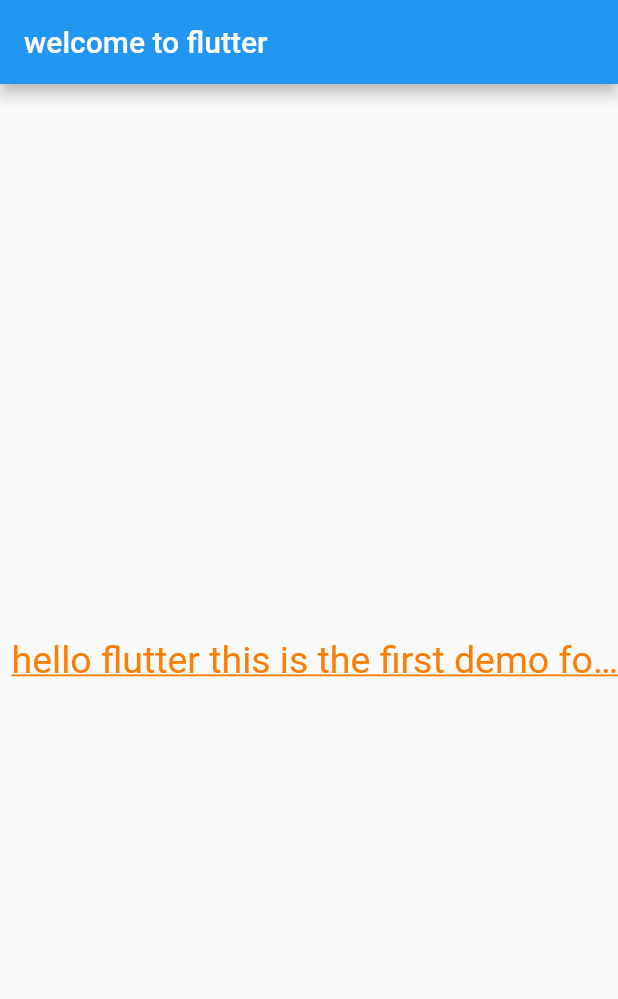
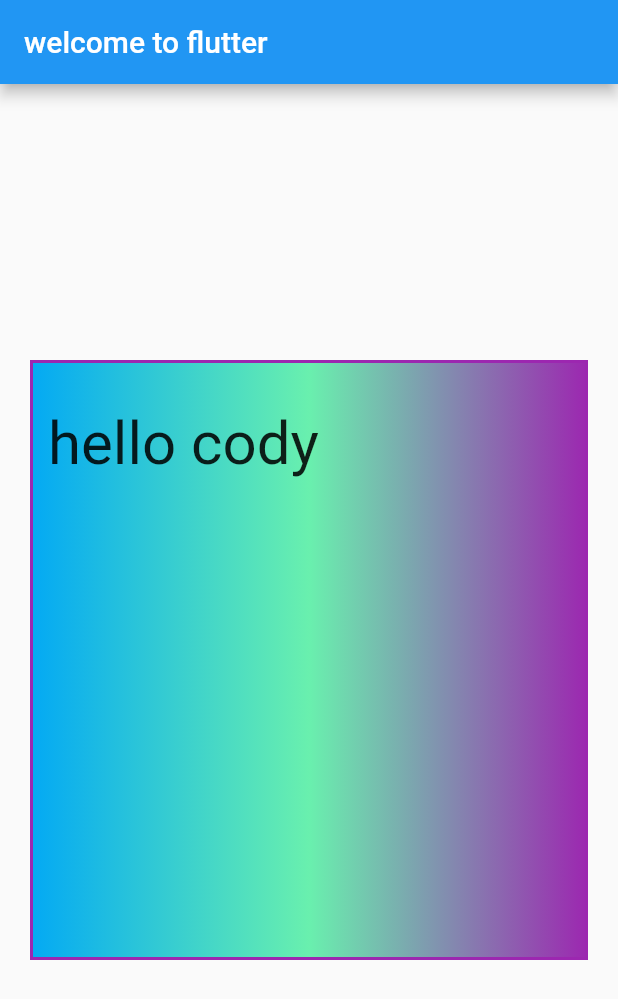
Before and after one commit to mxiaole/flutter-demo, a Flutter app: the screen it shows after launch, on a phone screen of 412 x 824 dp. Shown: the top 999 px of the screen. Run offline on Flutter 3.47's test engine with Material 2 defaults, Android fonts, the phone set to English and light mode, and no system bars.

Commit message:
add Container Widget

```diff
--- a/helloworld_demo/lib/main.dart
+++ b/helloworld_demo/lib/main.dart
@@ -12,18 +12,40 @@ class MyApp extends StatelessWidget {
           title: Text('welcome to flutter'),
         ),
         body: Center(
-          child: Text(
-              'hello flutter this is the first demo for me to create a file hehehehheheheeheheh',
-              textAlign: TextAlign.right, // 设置内容的对齐方式
-              maxLines: 1, // 设置最大显示的行数
-              overflow: TextOverflow
-                  .ellipsis, // 设置显示一行时，溢出的部分的显示方式, 此处设置字符超出一行使用省略号代替
-              style: TextStyle(
-                  // 设置文本的样式
-                  fontSize: 25.0,
-                  color: Color.fromARGB(255, 255, 125, 1),
-                  decoration: TextDecoration.underline,
-                  decorationStyle: TextDecorationStyle.solid)),
+          // 1. Text Widget使用
+          // child: Text(
+          //     'hello flutter this is the first demo for me to create a file hehehehheheheeheheh',
+          //     textAlign: TextAlign.right, // 设置内容的对齐方式
+          //     maxLines: 1, // 设置最大显示的行数
+          //     overflow: TextOverflow
+          //         .ellipsis, // 设置显示一行时，溢出的部分的显示方式, 此处设置字符超出一行使用省略号代替
+          //     style: TextStyle(
+          //         // 设置文本的样式
+          //         fontSize: 25.0,
+          //         color: Color.fromARGB(255, 255, 125, 1),
+          //         decoration: TextDecoration.underline,
+          //         decorationStyle: TextDecorationStyle.solid)),
+          // 2. Container Widget使用
+          child: Container(
+            child: Text(
+              "hello cody",
+              style: TextStyle(fontSize: 40),
+            ),
+            alignment: Alignment.topLeft, // container中的子内容的对齐方式
+            width: 500.0,
+            height: 400.0,
+            // color: Colors.lightBlue,
+            padding: const EdgeInsets.fromLTRB(10.0, 30.0, 0.0, 0.0), // 设置内边距
+            margin: const EdgeInsets.all(20.0), // 设置外边距
+            // 设置背景的渐变
+            decoration: new BoxDecoration(
+                gradient: const LinearGradient(colors: [
+                  Colors.lightBlue,
+                  Colors.greenAccent,
+                  Colors.purple
+                ]),
+                border: Border.all(width: 2.0, color: Colors.purple)),
+          ),
         ),
       ),
     );
```
